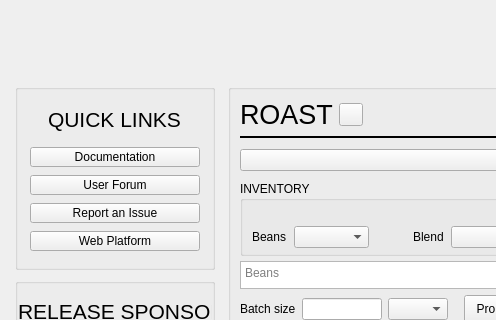
artisan-roaster-scope/artisan, file src/ui/DashboardWidget.ui: the form before one commit; both pictures show x 0 to 496 and y 97 to 417 of the 826 by 728 pixel window.
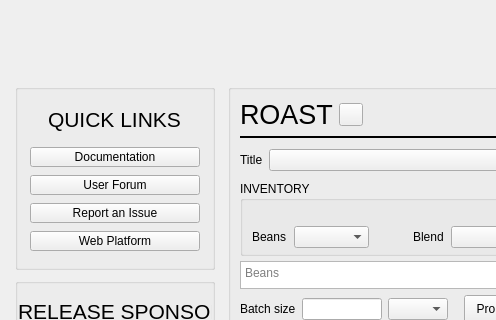
The form after the commit. Custom widgets are drawn as their Qt base class.

Commit message: - adds title label to dashboard - ensure that recent roasts selected from the dashboards title pop up correctly select the corresponding beans/blend entries - remove comma after origin in plus coffee pop ups and bean descriptions if origin is sorted first

```diff
--- a/src/ui/DashboardWidget.ui
+++ b/src/ui/DashboardWidget.ui
@@ -881,6 +881,19 @@
           </item>
           <item>
            <layout class="QHBoxLayout" name="horizontalLayout">
+            <item>
+             <widget class="QLabel" name="title_label">
+              <property name="toolTip">
+               <string notr="true"/>
+              </property>
+              <property name="accessibleDescription">
+               <string notr="true"/>
+              </property>
+              <property name="text">
+               <string notr="true">Title</string>
+              </property>
+             </widget>
+            </item>
             <item>
              <widget class="RoastsComboBox" name="title_comboBox">
               <property name="sizePolicy">
```
The commit also changes 40 other files.
